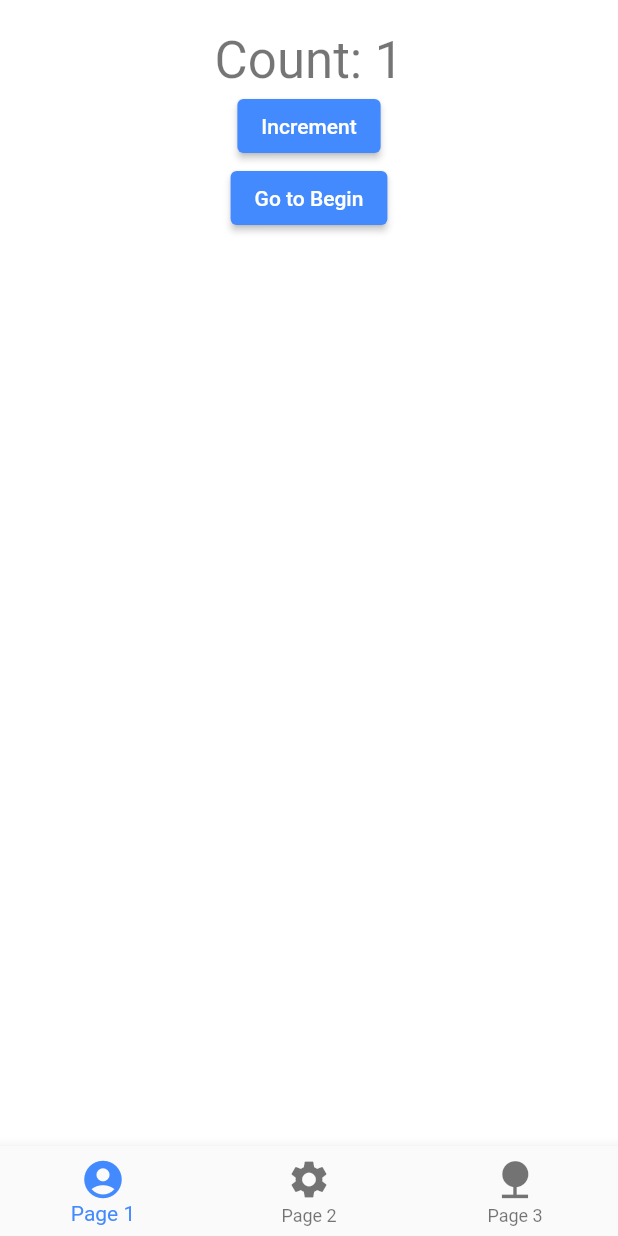
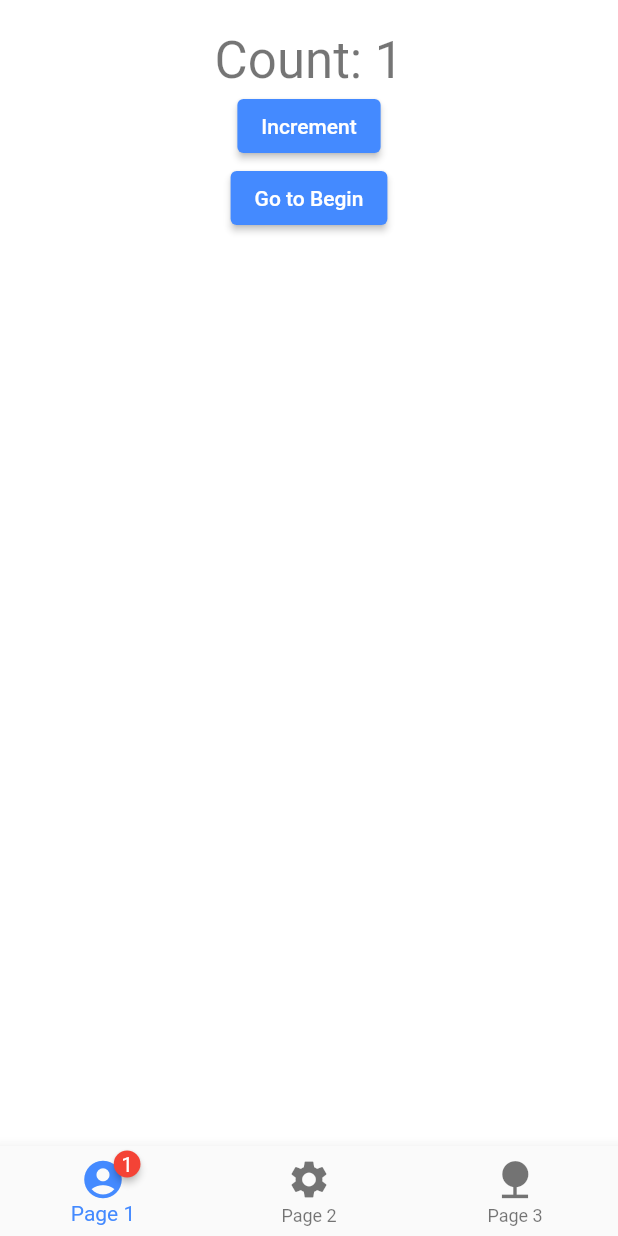
Before and after one commit to outr/ui_foundation, a Flutter app: the screen it shows after launch, after a tap on "Begin", after a tap on "Increment", on a phone screen of 412 x 824 dp. Run offline on Flutter 3.47's test engine with Material 2 defaults, Android fonts, the phone set to English and light mode, and no system bars; drawn by our look-alikes of badges.

Commit message:
Added support for badges on bottom navigation. Currently not configurable L&F.

```diff
--- a/example/lib/main.dart
+++ b/example/lib/main.dart
@@ -2,6 +2,8 @@ import 'package:flutter/material.dart';
 import 'package:foundation_flutter/foundation.dart';
 
 final NavBar navBar = NavBar();
+
+final Nav screen1Nav = Nav('Page 1', Icons.account_circle, navBar);
 
 class PageThreeData {
   final String message;
@@ -21,7 +23,7 @@ final Screen screen0 = Screen(
 final Screen screen1 = Screen(
   name: "Page 1",
   includeSafeArea: false,
-  nav: Nav('Page 1', Icons.account_circle, navBar),
+  nav: screen1Nav,
   create: (state) => PageOne(),
 );
 final Screen screen2 = Screen(
@@ -86,8 +88,9 @@ class PageOneState extends State<PageOne>
   }
 
   void increment() => setState(() {
-        _counter++;
-      });
+    _counter++;
+    application.setNavBadge(screen1Nav, _counter);
+  });
 
   @override
   bool get wantKeepAlive => true;
--- a/lib/Application.dart
+++ b/lib/Application.dart
@@ -1,3 +1,6 @@
+import 'dart:collection';
+
+import 'package:badges/badges.dart';
 import 'package:flutter/material.dart';
 
 import 'foundation.dart';
@@ -11,6 +14,7 @@ class Application<S, T extends AbstractTheme> extends StatefulWidget {
   final List<Screen> screens;
   final HistoryManager history;
 
+  HashMap<Nav, int> navBadges = HashMap();
   T _theme;
 
   T get theme => _theme;
@@ -75,6 +79,25 @@ class Application<S, T extends AbstractTheme> extends StatefulWidget {
     return transitionManager.duration(previous, current, direction);
   }
 
+  void setNavBadge(Nav nav, int value) => instance.setState(() {
+    navBadges[nav] = value;
+  });
+
+  Widget createNavIcon(Nav nav) {
+    int value = navBadges[nav] ?? 0;
+    Icon icon = Icon(nav.icon, size: 30);
+    if (value == 0) {
+      return icon;
+    } else {
+      return Badge(
+        child: icon,
+        shape: BadgeShape.circle,
+        borderRadius: BorderRadius.circular(100),
+        badgeContent: Text("$value", style: TextStyle(color: Colors.white)),
+      );
+    }
+  }
+
   void reloadAll() {
     void rebuild(Element e) {
       e.markNeedsBuild();
--- a/lib/ApplicationState.dart
+++ b/lib/ApplicationState.dart
@@ -1,5 +1,6 @@
 import 'package:flutter/material.dart';
 import 'package:foundation_flutter/MapStack.dart';
+import 'package:badges/badges.dart';
 
 import 'foundation.dart';
 
@@ -78,7 +79,9 @@ class ApplicationState extends State<Application> with HistoryListener {
           widget.screens.where((s) => s.hasNavBar(bar)).toList(growable: false);
       final List<BottomNavigationBarItem> items = screens
           .map((s) => BottomNavigationBarItem(
-              icon: Icon(s.nav!.icon, size: 30), label: s.nav!.label))
+              label: s.nav!.label,
+              icon: widget.createNavIcon(s.nav!)
+          ))
           .toList(growable: false);
       BottomNavigationBar bottomBar = BottomNavigationBar(
           type: BottomNavigationBarType.fixed,
--- a/pubspec.yaml
+++ b/pubspec.yaml
@@ -11,7 +11,8 @@ dependencies:
   flutter:
     sdk: flutter
 
-  animations: 2.0.1
+  animations: ^2.0.1
+  badges: ^2.0.1
 
 dev_dependencies:
   flutter_test:
```
Also changed, not shown: example/pubspec.lock, pubspec.lock.
